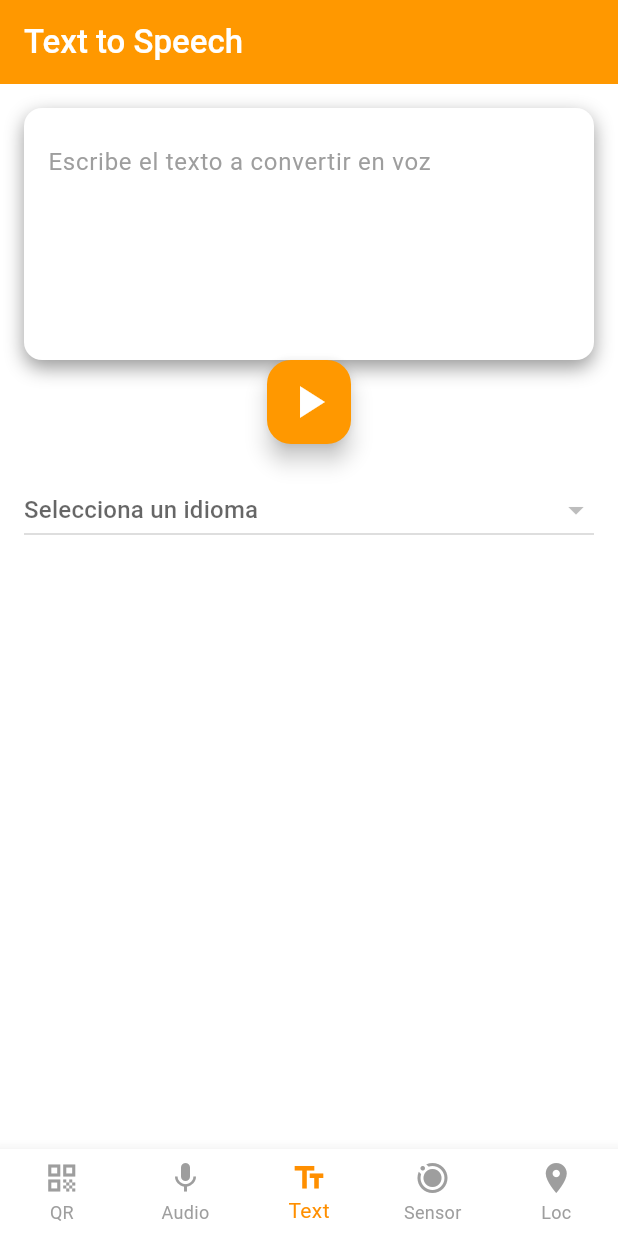
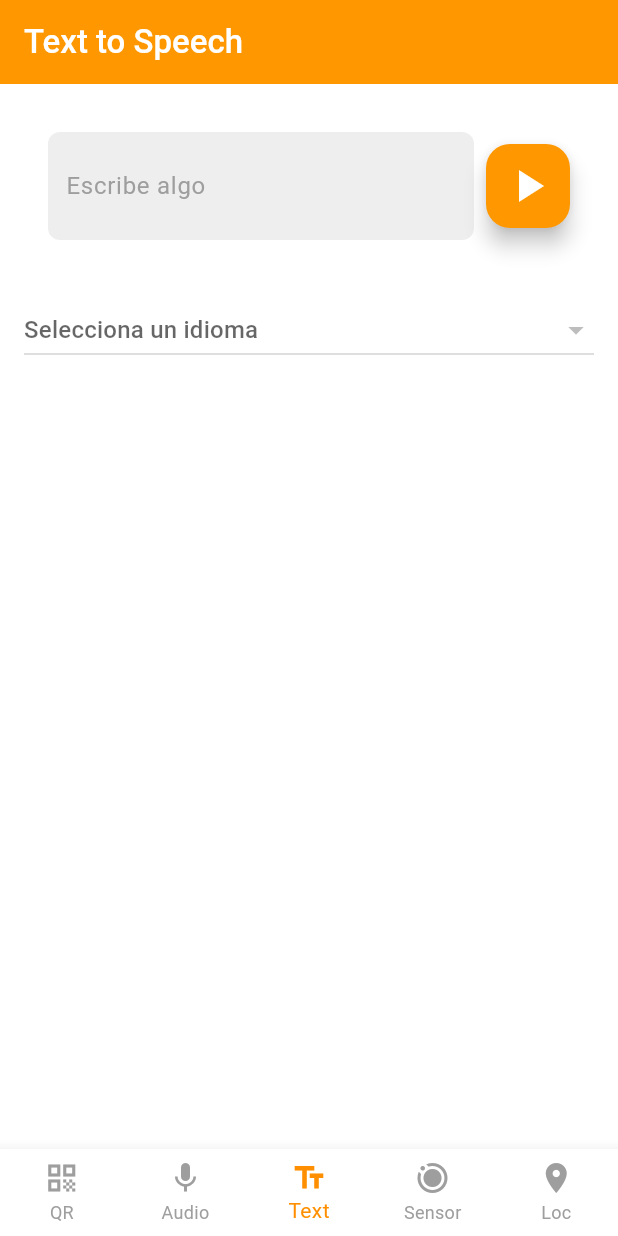
Before and after one commit to HiramZednem/phone-tools, a Flutter app: the screen it shows after launch, item 3 of the bottom bar chosen, on a phone screen of 412 x 824 dp. Run offline on Flutter 3.47's test engine with Material 3 defaults, Android fonts, the phone set to English and light mode, and no system bars; our stand-ins replace flutter_svg, flutter_tts, geolocator, sensors_plus, speech_to_text; missing offline and left inert: mobile_scanner.

Commit message:
text to speach estilo chat

```diff
--- a/lib/screens/screenstextspecht.dart
+++ b/lib/screens/screenstextspecht.dart
@@ -173,8 +173,7 @@ class _TextSpechState extends State<Texspech> {
           child: Column(
             crossAxisAlignment: CrossAxisAlignment.stretch,
             children: [
-              _inputSection(),
-              _btnSection(),
+              _buildChatInput(),
               const SizedBox(height: 20),
               _languageDropDownSection(),
             ],
@@ -184,45 +183,31 @@ class _TextSpechState extends State<Texspech> {
     );
   }
 
-  Widget _inputSection() => Container(
+  Widget _buildChatInput() {
+    return Padding(
+      padding: const EdgeInsets.all(16.0),
+      child: Row(
+        children: [
+          Expanded(
+            child: Container(
+              padding: const EdgeInsets.all(12.0),
               decoration: BoxDecoration(
-          color: const Color.fromARGB(255, 255, 255, 255),
-          borderRadius: BorderRadius.circular(12),
-          boxShadow: const [
-            BoxShadow(
-              color: Color.fromARGB(115, 32, 32, 32),
-              blurRadius: 10,
-              offset: Offset(0, 5),
+                color: Colors.grey[200],
+                borderRadius: BorderRadius.circular(8.0),
               ),
-          ],
-        ),
-        padding: const EdgeInsets.all(16.0),
               child: TextField(
-          maxLines: 5,
                 onChanged: _onChange,
                 decoration: const InputDecoration(
                   border: InputBorder.none,
-            hintText: "Escribe el texto a convertir en voz",
+                  hintText: "Escribe algo",
                   hintStyle: TextStyle(color: Colors.grey),
                 ),
               ),
-      );
-
-  Widget _btnSection() {
-    return Row(
-      mainAxisAlignment: MainAxisAlignment.spaceEvenly,
-      children: [
-        _buildButtonColumn(Colors.green, Icons.play_arrow, 'PLAY', _speak),
-      ],
-    );
-  }
-
-  Widget _buildButtonColumn(
-      Color color, IconData icon, String label, Function onPress) {
-    return Column(
-      children: [
+            ),
+          ),
+          const SizedBox(width: 8.0),
           FloatingActionButton(
-          onPressed: () => onPress(),
+            onPressed: _speak,
             backgroundColor: Colors.orange,
             child: Icon(
               Icons.play_arrow,
@@ -231,6 +216,7 @@ class _TextSpechState extends State<Texspech> {
             ),
           ),
         ],
+      ),
     );
   }
 
```
Lines whose indentation alone changed are shown as unchanged.
